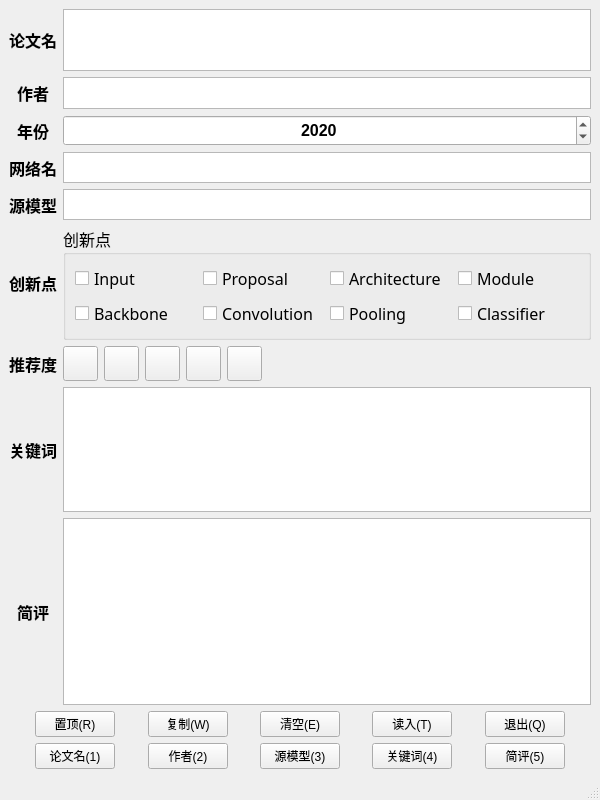
Above: EassyReading.ui from ChordXy/EassyReading before the change. Below: the same form after it.
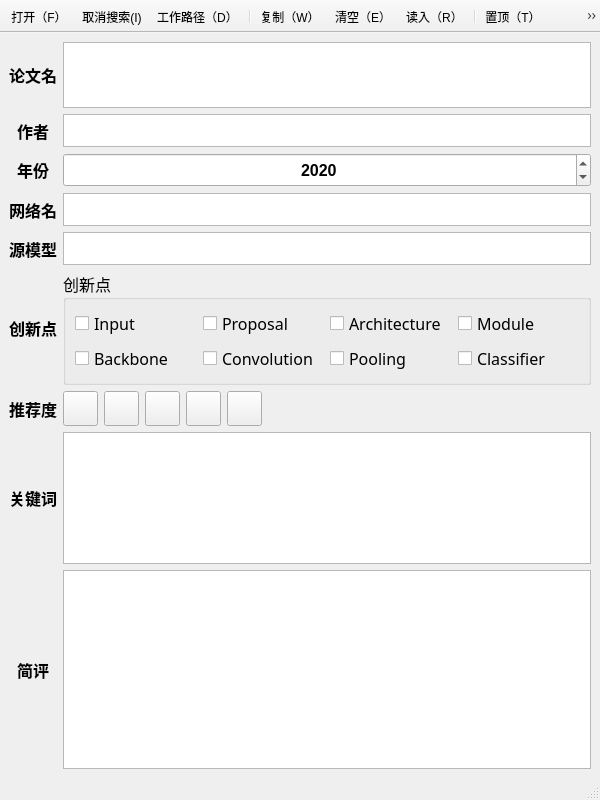
That is the form after the change. Icons and pictures are not drawn.

Patch:
```diff
--- a/EassyReading.ui
+++ b/EassyReading.ui
@@ -558,283 +558,36 @@
       </item>
      </layout>
     </item>
-    <item>
-     <layout class="QGridLayout" name="gridLayout_2">
-      <item row="0" column="6">
-       <spacer name="horizontalSpacer_6">
-        <property name="orientation">
-         <enum>Qt::Horizontal</enum>
-        </property>
-        <property name="sizeHint" stdset="0">
-         <size>
-          <width>40</width>
-          <height>20</height>
-         </size>
-        </property>
-       </spacer>
-      </item>
-      <item row="0" column="1">
-       <widget class="QPushButton" name="pushButton_top">
-        <property name="text">
-         <string>置顶(R)</string>
-        </property>
-        <property name="shortcut">
-         <string>Ctrl+R</string>
-        </property>
-       </widget>
-      </item>
-      <item row="0" column="9">
-       <widget class="QPushButton" name="pushButton_quit">
-        <property name="text">
-         <string>退出(Q)</string>
-        </property>
-        <property name="shortcut">
-         <string>Ctrl+Q</string>
-        </property>
-       </widget>
-      </item>
-      <item row="0" column="3">
-       <widget class="QPushButton" name="pushButton_copy">
-        <property name="text">
-         <string>复制(W)</string>
-        </property>
-        <property name="shortcut">
-         <string>Ctrl+W</string>
-        </property>
-       </widget>
-      </item>
-      <item row="0" column="10">
-       <spacer name="horizontalSpacer_2">
-        <property name="orientation">
-         <enum>Qt::Horizontal</enum>
-        </property>
-        <property name="sizeHint" stdset="0">
-         <size>
-          <width>40</width>
-          <height>20</height>
-         </size>
-        </property>
-       </spacer>
-      </item>
-      <item row="0" column="7">
-       <widget class="QPushButton" name="pushButton_Load">
-        <property name="text">
-         <string>读入(T)</string>
-        </property>
-        <property name="shortcut">
-         <string>Ctrl+T</string>
-        </property>
-       </widget>
-      </item>
-      <item row="0" column="2">
-       <spacer name="horizontalSpacer">
-        <property name="orientation">
-         <enum>Qt::Horizontal</enum>
-        </property>
-        <property name="sizeHint" stdset="0">
-         <size>
-          <width>40</width>
-          <height>20</height>
-         </size>
-        </property>
-       </spacer>
-      </item>
-      <item row="0" column="0">
-       <spacer name="horizontalSpacer_5">
-        <property name="orientation">
-         <enum>Qt::Horizontal</enum>
-        </property>
-        <property name="sizeHint" stdset="0">
-         <size>
-          <width>40</width>
-          <height>20</height>
-         </size>
-        </property>
-       </spacer>
-      </item>
-      <item row="0" column="8">
-       <spacer name="horizontalSpacer_4">
-        <property name="orientation">
-         <enum>Qt::Horizontal</enum>
-        </property>
-        <property name="sizeHint" stdset="0">
-         <size>
-          <width>40</width>
-          <height>20</height>
-         </size>
-        </property>
-       </spacer>
-      </item>
-      <item row="0" column="4">
-       <spacer name="horizontalSpacer_3">
-        <property name="orientation">
-         <enum>Qt::Horizontal</enum>
-        </property>
-        <property name="sizeHint" stdset="0">
-         <size>
-          <width>40</width>
-          <height>20</height>
-         </size>
-        </property>
-       </spacer>
-      </item>
-      <item row="0" column="5">
-       <widget class="QPushButton" name="pushButton_clear">
-        <property name="text">
-         <string>清空(E)</string>
-        </property>
-        <property name="shortcut">
-         <string>Ctrl+E</string>
-        </property>
-       </widget>
-      </item>
-      <item row="1" column="1">
-       <widget class="QPushButton" name="pushButton_PasteEassy">
-        <property name="focusPolicy">
-         <enum>Qt::NoFocus</enum>
-        </property>
-        <property name="text">
-         <string>论文名(1)</string>
-        </property>
-        <property name="shortcut">
-         <string>Ctrl+1</string>
-        </property>
-       </widget>
-      </item>
-      <item row="1" column="0">
-       <spacer name="horizontalSpacer_7">
-        <property name="orientation">
-         <enum>Qt::Horizontal</enum>
-        </property>
-        <property name="sizeHint" stdset="0">
-         <size>
-          <width>40</width>
-          <height>20</height>
-         </size>
-        </property>
-       </spacer>
-      </item>
-      <item row="1" column="2">
-       <spacer name="horizontalSpacer_8">
-        <property name="orientation">
-         <enum>Qt::Horizontal</enum>
-        </property>
-        <property name="sizeHint" stdset="0">
-         <size>
-          <width>40</width>
-          <height>20</height>
-         </size>
-        </property>
-       </spacer>
-      </item>
-      <item row="1" column="4">
-       <spacer name="horizontalSpacer_9">
-        <property name="orientation">
-         <enum>Qt::Horizontal</enum>
-        </property>
-        <property name="sizeHint" stdset="0">
-         <size>
-          <width>40</width>
-          <height>20</height>
-         </size>
-        </property>
-       </spacer>
-      </item>
-      <item row="1" column="6">
-       <spacer name="horizontalSpacer_10">
-        <property name="orientation">
-         <enum>Qt::Horizontal</enum>
-        </property>
-        <property name="sizeHint" stdset="0">
-         <size>
-          <width>40</width>
-          <height>20</height>
-         </size>
-        </property>
-       </spacer>
-      </item>
-      <item row="1" column="8">
-       <spacer name="horizontalSpacer_11">
-        <property name="orientation">
-         <enum>Qt::Horizontal</enum>
-        </property>
-        <property name="sizeHint" stdset="0">
-         <size>
-          <width>40</width>
-          <height>20</height>
-         </size>
-        </property>
-       </spacer>
-      </item>
-      <item row="1" column="10">
-       <spacer name="horizontalSpacer_12">
-        <property name="orientation">
-         <enum>Qt::Horizontal</enum>
-        </property>
-        <property name="sizeHint" stdset="0">
-         <size>
-          <width>40</width>
-          <height>20</height>
-         </size>
-        </property>
-       </spacer>
-      </item>
-      <item row="1" column="3">
-       <widget class="QPushButton" name="pushButton_PasteAuthor">
-        <property name="focusPolicy">
-         <enum>Qt::NoFocus</enum>
-        </property>
-        <property name="text">
-         <string>作者(2)</string>
-        </property>
-        <property name="shortcut">
-         <string>Ctrl+2</string>
-        </property>
-       </widget>
-      </item>
-      <item row="1" column="7">
-       <widget class="QPushButton" name="pushButton_PasteKeywords">
-        <property name="focusPolicy">
-         <enum>Qt::NoFocus</enum>
-        </property>
-        <property name="text">
-         <string>关键词(4)</string>
-        </property>
-        <property name="shortcut">
-         <string>Ctrl+4</string>
-        </property>
-       </widget>
-      </item>
-      <item row="1" column="9">
-       <widget class="QPushButton" name="pushButton_PasteComments">
-        <property name="focusPolicy">
-         <enum>Qt::NoFocus</enum>
-        </property>
-        <property name="text">
-         <string>简评(5)</string>
-        </property>
-        <property name="shortcut">
-         <string>Ctrl+5</string>
-        </property>
-       </widget>
-      </item>
-      <item row="1" column="5">
-       <widget class="QPushButton" name="pushButton_PasteModel">
-        <property name="focusPolicy">
-         <enum>Qt::NoFocus</enum>
-        </property>
-        <property name="text">
-         <string>源模型(3)</string>
-        </property>
-        <property name="shortcut">
-         <string>Ctrl+3</string>
-        </property>
-       </widget>
-      </item>
-     </layout>
-    </item>
    </layout>
   </widget>
+  <widget class="QStatusBar" name="statusbar"/>
+  <widget class="QToolBar" name="toolBar">
+   <property name="windowTitle">
+    <string>toolBar</string>
+   </property>
+   <property name="movable">
+    <bool>false</bool>
+   </property>
+   <property name="floatable">
+    <bool>false</bool>
+   </property>
+   <attribute name="toolBarArea">
+    <enum>TopToolBarArea</enum>
+   </attribute>
+   <attribute name="toolBarBreak">
+    <bool>false</bool>
+   </attribute>
+   <addaction name="action_open"/>
+   <addaction name="action_I"/>
+   <addaction name="action_directory"/>
+   <addaction name="separator"/>
+   <addaction name="action_copy"/>
+   <addaction name="action_clear"/>
+   <addaction name="action_loadin"/>
+   <addaction name="separator"/>
+   <addaction name="action_top"/>
+   <addaction name="action_quit"/>
+  </widget>
   <widget class="QMenuBar" name="menubar">
    <property name="geometry">
     <rect>
@@ -845,7 +598,124 @@
     </rect>
    </property>
   </widget>
-  <widget class="QStatusBar" name="statusbar"/>
+  <action name="action_copy">
+   <property name="icon">
+    <iconset>
+     <normalon>:/Functions/Resources/copy_256px_1113380_easyicon.net.png</normalon>
+    </iconset>
+   </property>
+   <property name="text">
+    <string>复制（W）</string>
+   </property>
+   <property name="shortcut">
+    <string>Ctrl+W</string>
+   </property>
+  </action>
+  <action name="action_clear">
+   <property name="icon">
+    <iconset>
+     <normalon>:/Functions/Resources/delete_file_512px_1187316_easyicon.net.png</normalon>
+    </iconset>
+   </property>
+   <property name="text">
+    <string>清空（E）</string>
+   </property>
+   <property name="shortcut">
+    <string>Ctrl+E</string>
+   </property>
+  </action>
+  <action name="action_loadin">
+   <property name="icon">
+    <iconset>
+     <normalon>:/Functions/Resources/document_128px_1287920_easyicon.net.ico</normalon>
+    </iconset>
+   </property>
+   <property name="text">
+    <string>读入（R）</string>
+   </property>
+   <property name="toolTip">
+    <string>读入（R）</string>
+   </property>
+   <property name="shortcut">
+    <string>Ctrl+R</string>
+   </property>
+  </action>
+  <action name="action_top">
+   <property name="icon">
+    <iconset>
+     <normalon>:/Functions/Resources/Thumbtack_pin_512px_1187300_easyicon.net.png</normalon>
+    </iconset>
+   </property>
+   <property name="text">
+    <string>置顶（T）</string>
+   </property>
+   <property name="toolTip">
+    <string>置顶（T）</string>
+   </property>
+   <property name="shortcut">
+    <string>Ctrl+T</string>
+   </property>
+  </action>
+  <action name="action_quit">
+   <property name="icon">
+    <iconset>
+     <normalon>:/Functions/Resources/close_256px_1159854_easyicon.net.png</normalon>
+    </iconset>
+   </property>
+   <property name="text">
+    <string>退出（Q）</string>
+   </property>
+   <property name="shortcut">
+    <string>Ctrl+Q</string>
+   </property>
+  </action>
+  <action name="action_open">
+   <property name="icon">
+    <iconset>
+     <normalon>:/Functions/Resources/file_412px_1291720_easyicon.net.png</normalon>
+    </iconset>
+   </property>
+   <property name="text">
+    <string>打开（F）</string>
+   </property>
+   <property name="toolTip">
+    <string>打开（F）</string>
+   </property>
+   <property name="shortcut">
+    <string>Ctrl+F</string>
+   </property>
+  </action>
+  <action name="action_directory">
+   <property name="icon">
+    <iconset resource="Resrouces.qrc">
+     <normaloff>:/Functions/Resources/Path_512px_1128726_easyicon.net.png</normaloff>
+     <normalon>:/Functions/Resources/Path_512px_1128726_easyicon.net.png</normalon>:/Functions/Resources/Path_512px_1128726_easyicon.net.png</iconset>
+   </property>
+   <property name="text">
+    <string>工作路径（D）</string>
+   </property>
+   <property name="toolTip">
+    <string>工作路径（D）</string>
+   </property>
+   <property name="shortcut">
+    <string>Ctrl+D</string>
+   </property>
+  </action>
+  <action name="action_I">
+   <property name="icon">
+    <iconset resource="Resrouces.qrc">
+     <normaloff>:/Functions/Resources/file_412.png</normaloff>:/Functions/Resources/file_412.png</iconset>
+   </property>
+   <property name="text">
+    <string>取消搜索(I)</string>
+   </property>
+   <property name="toolTip">
+    <string>取消搜索(I)</string>
+   </property>
+   <property name="shortcut">
+    <string>Ctrl+I</string>
+   </property>
+  </action>
  </widget>
  <tabstops>
   <tabstop>plainTextEdit_Eassy</tabstop>
```
Left out of the diff: 24 changed lines with no effect on the pictures.
